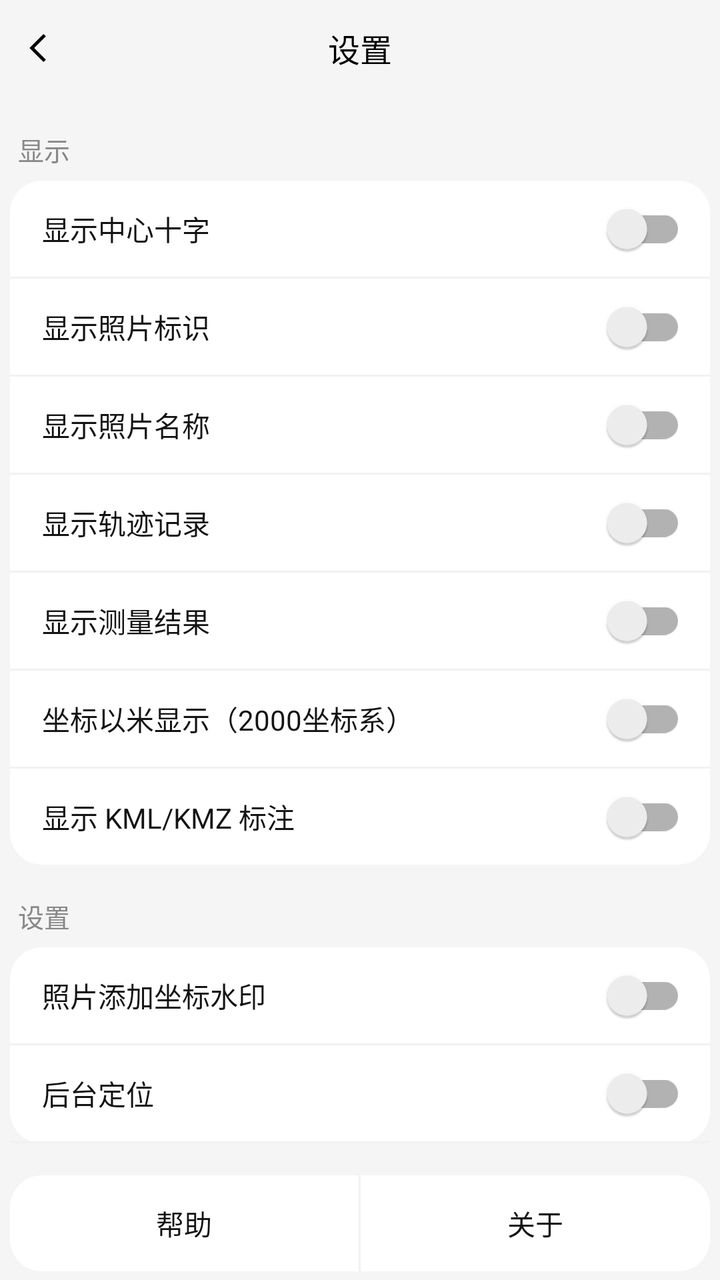
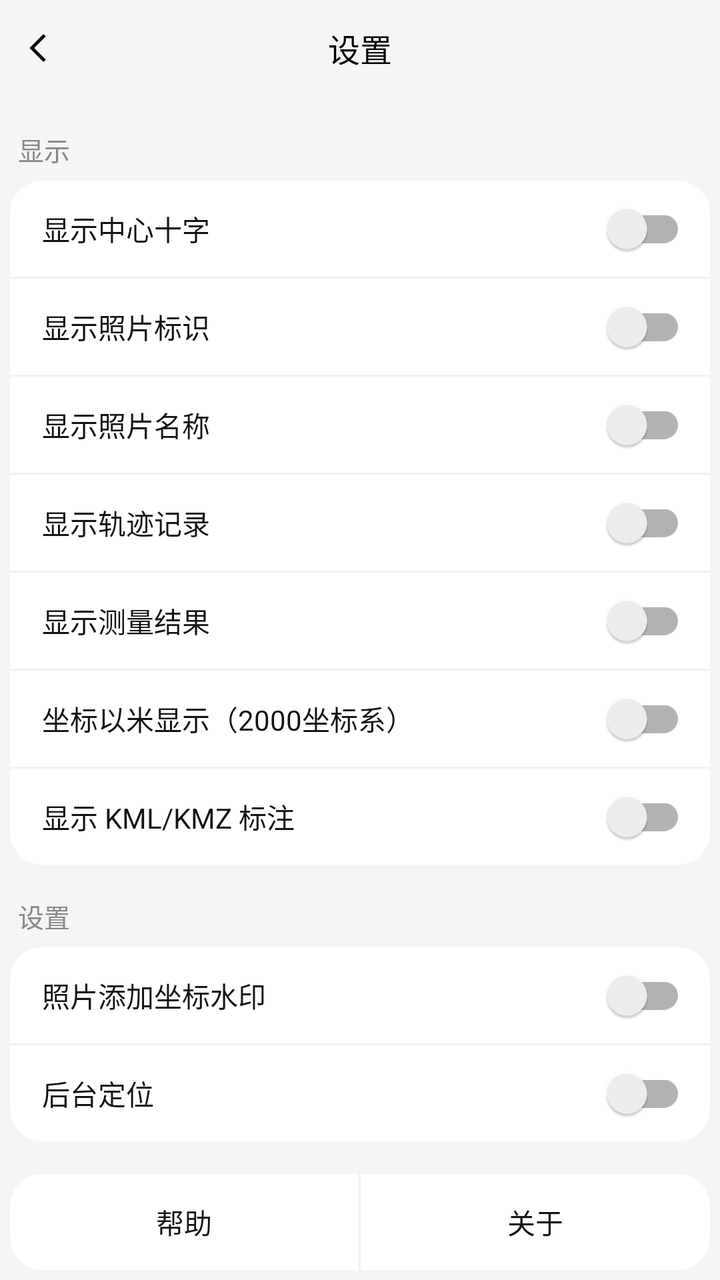

Two renders of the same Android screen: before a commit and after it. Below are the layout's source before the change and the commit's diff.
<!-- AndroidManifest.xml: application theme Theme.MobileMap -->
<!-- res/layout/activity_settings.xml -->
<?xml version="1.0" encoding="utf-8"?>
<LinearLayout xmlns:android="http://schemas.android.com/apk/res/android"
    android:layout_width="match_parent"
    android:layout_height="match_parent"
    android:background="@color/activity_background"
    android:orientation="vertical">

    <RelativeLayout
        android:layout_width="match_parent"
        android:layout_height="48dp"
        android:background="@color/activity_background"
        android:paddingStart="8dp"
        android:paddingEnd="8dp">

        <ImageView
            android:id="@+id/set_iv_back"
            android:layout_width="@dimen/activity_back_image_size"
            android:layout_height="@dimen/activity_back_image_size"
            android:layout_centerVertical="true"
            android:padding="2dp"
            android:src="@drawable/ic_left_arrow_black" />

        <TextView
            android:layout_width="wrap_content"
            android:layout_height="wrap_content"
            android:layout_centerInParent="true"
            android:text="@string/settings_title"
            android:textColor="@color/black"
            android:textSize="@dimen/activity_title_text_size"/>
    </RelativeLayout>


    <ScrollView
        android:layout_width="match_parent"
        android:layout_height="match_parent"
        android:fillViewport="true"
        android:scrollbars="none">

        <LinearLayout
            android:layout_width="match_parent"
            android:layout_height="match_parent"
            android:orientation="vertical"
            android:padding="@dimen/activity_padding_size">


            
            <TextView
                android:layout_width="wrap_content"
                android:layout_height="wrap_content"
                android:layout_marginTop="12dp"
                android:paddingStart="4dp"
                android:text="@string/settings_group_display"
                android:textColor="#888888"
                android:textSize="13sp"/>

            <LinearLayout
                android:layout_width="match_parent"
                android:layout_height="wrap_content"
                android:layout_marginTop="6dp"
                android:background="@drawable/bg_settings_group"
                android:orientation="vertical">

                
                <LinearLayout
                    android:layout_width="match_parent"
                    android:layout_height="48dp"
                    android:gravity="center_vertical"
                    android:orientation="horizontal"
                    android:paddingStart="16dp"
                    android:paddingEnd="12dp">

                    <TextView
                        android:layout_width="0dp"
                        android:layout_height="wrap_content"
                        android:layout_weight="1"
                        android:maxLines="1"
                        android:ellipsize="end"
                        android:text="@string/settings_center_cross"
                        android:textColor="#131313"
                        android:textSize="@dimen/activity_item_text_size"/>

                    <androidx.appcompat.widget.SwitchCompat
                        android:id="@+id/set_switch_cross"
                        android:layout_width="wrap_content"
                        android:layout_height="wrap_content"/>
                </LinearLayout>

                <View android:layout_width="match_parent" android:layout_height="1dp" android:background="#F1F1F1" />

                
                <LinearLayout
                    android:layout_width="match_parent"
                    android:layout_height="48dp"
                    android:gravity="center_vertical"
                    android:orientation="horizontal"
                    android:paddingStart="16dp"
                    android:paddingEnd="12dp">

                    <TextView
                        android:layout_width="0dp"
                        android:layout_height="wrap_content"
                        android:layout_weight="1"
                        android:maxLines="1"
                        android:ellipsize="end"
                        android:text="@string/settings_show_media_layer"
                        android:textColor="#131313"
                        android:textSize="@dimen/activity_item_text_size"/>

                    <androidx.appcompat.widget.SwitchCompat
                        android:id="@+id/set_switch_media_layer"
                        android:layout_width="wrap_content"
                        android:layout_height="wrap_content"/>
                </LinearLayout>

                <View android:layout_width="match_parent" android:layout_height="1dp" android:background="#F1F1F1" />

                
                <LinearLayout
                    android:layout_width="match_parent"
                    android:layout_height="48dp"
                    android:gravity="center_vertical"
                    android:orientation="horizontal"
                    android:paddingStart="16dp"
                    android:paddingEnd="12dp">

                    <TextView
                        android:layout_width="0dp"
                        android:layout_height="wrap_content"
                        android:layout_weight="1"
                        android:maxLines="1"
                        android:ellipsize="end"
                        android:text="@string/settings_show_photo_name"
                        android:textColor="#131313"
                        android:textSize="@dimen/activity_item_text_size"/>

                    <androidx.appcompat.widget.SwitchCompat
                        android:id="@+id/set_switch_photo_name"
                        android:layout_width="wrap_content"
                        android:layout_height="wrap_content"/>
                </LinearLayout>

                <View android:layout_width="match_parent" android:layout_height="1dp" android:background="#F1F1F1" />

                
                <LinearLayout
                    android:layout_width="match_parent"
                    android:layout_height="48dp"
                    android:gravity="center_vertical"
                    android:orientation="horizontal"
                    android:paddingStart="16dp"
                    android:paddingEnd="12dp">

                    <TextView
                        android:layout_width="0dp"
                        android:layout_height="wrap_content"
                        android:layout_weight="1"
                        android:maxLines="1"
                        android:ellipsize="end"
                        android:text="@string/settings_show_track_layer"
                        android:textColor="#131313"
                        android:textSize="@dimen/activity_item_text_size"/>

                    <androidx.appcompat.widget.SwitchCompat
                        android:id="@+id/set_switch_track_layer"
                        android:layout_width="wrap_content"
                        android:layout_height="wrap_content"/>
                </LinearLayout>

                <View android:layout_width="match_parent" android:layout_height="1dp" android:background="#F1F1F1" />

                
                <LinearLayout
                    android:layout_width="match_parent"
                    android:layout_height="48dp"
                    android:gravity="center_vertical"
                    android:orientation="horizontal"
                    android:paddingStart="16dp"
                    android:paddingEnd="12dp">

                    <TextView
                        android:layout_width="0dp"
                        android:layout_height="wrap_content"
                        android:layout_weight="1"
                        android:maxLines="1"
                        android:ellipsize="end"
                        android:text="@string/settings_show_measure_layer"
                        android:textColor="#131313"
                        android:textSize="@dimen/activity_item_text_size"/>

                    <androidx.appcompat.widget.SwitchCompat
                        android:id="@+id/set_switch_measure_layer"
                        android:layout_width="wrap_content"
                        android:layout_height="wrap_content"/>
                </LinearLayout>

                <View android:layout_width="match_parent" android:layout_height="1dp" android:background="#F1F1F1" />

                
                <LinearLayout
                    android:layout_width="match_parent"
                    android:layout_height="48dp"
                    android:gravity="center_vertical"
                    android:orientation="horizontal"
                    android:paddingStart="16dp"
                    android:paddingEnd="12dp">

                    <TextView
                        android:layout_width="0dp"
                        android:layout_height="wrap_content"
                        android:layout_weight="1"
                        android:maxLines="1"
                        android:ellipsize="end"
                        android:text="@string/settings_coord_display_meter"
                        android:textColor="#131313"
                        android:textSize="@dimen/activity_item_text_size"/>

                    <androidx.appcompat.widget.SwitchCompat
                        android:id="@+id/set_switch_coord_meter"
                        android:layout_width="wrap_content"
                        android:layout_height="wrap_content"/>
                </LinearLayout>

                <View android:layout_width="match_parent" android:layout_height="1dp" android:background="#F1F1F1" />

                
                <LinearLayout
                    android:layout_width="match_parent"
                    android:layout_height="48dp"
                    android:gravity="center_vertical"
                    android:orientation="horizontal"
                    android:paddingStart="16dp"
                    android:paddingEnd="12dp">

                    <TextView
                        android:layout_width="0dp"
                        android:layout_height="wrap_content"
                        android:layout_weight="1"
                        android:maxLines="1"
                        android:ellipsize="end"
                        android:text="@string/settings_kml_label"
                        android:textColor="#131313"
                        android:textSize="@dimen/activity_item_text_size"/>

                    <androidx.appcompat.widget.SwitchCompat
                        android:id="@+id/set_switch_kml_label"
                        android:layout_width="wrap_content"
                        android:layout_height="wrap_content"/>
                </LinearLayout>

            </LinearLayout>

            
            <TextView
                android:layout_width="wrap_content"
                android:layout_height="wrap_content"
                android:layout_marginTop="16dp"
                android:paddingStart="4dp"
                android:text="@string/settings_group_options"
                android:textColor="#888888"
                android:textSize="13sp"/>

            <LinearLayout
                android:layout_width="match_parent"
                android:layout_height="wrap_content"
                android:layout_marginTop="6dp"
                android:background="@drawable/bg_settings_group"
                android:orientation="vertical">

                
                <LinearLayout
                    android:layout_width="match_parent"
                    android:layout_height="48dp"
                    android:gravity="center_vertical"
                    android:orientation="horizontal"
                    android:paddingStart="16dp"
                    android:paddingEnd="12dp">

                    <TextView
                        android:layout_width="0dp"
                        android:layout_height="wrap_content"
                        android:layout_weight="1"
                        android:maxLines="1"
                        android:ellipsize="end"
                        android:text="@string/settings_photo_coordinate_watermark"
                        android:textColor="#131313"
                        android:textSize="@dimen/activity_item_text_size"/>

                    <androidx.appcompat.widget.SwitchCompat
                        android:id="@+id/set_switch_photo_watermark"
                        android:layout_width="wrap_content"
                        android:layout_height="wrap_content"/>
                </LinearLayout>

                <View android:layout_width="match_parent" android:layout_height="1dp" android:background="#F1F1F1" />

                
                <LinearLayout
                    android:layout_width="match_parent"
                    android:layout_height="48dp"
                    android:gravity="center_vertical"
                    android:orientation="horizontal"
                    android:paddingStart="16dp"
                    android:paddingEnd="12dp">

                    <TextView
                        android:layout_width="0dp"
                        android:layout_height="wrap_content"
                        android:layout_weight="1"
                        android:maxLines="1"
                        android:ellipsize="end"
                        android:text="@string/settings_background_location"
                        android:textColor="#131313"
                        android:textSize="@dimen/activity_item_text_size"/>

                    <androidx.appcompat.widget.SwitchCompat
                        android:id="@+id/set_switch_background_location"
                        android:layout_width="wrap_content"
                        android:layout_height="wrap_content"/>
                </LinearLayout>

                <View android:layout_width="match_parent" android:layout_height="1dp" android:background="#F1F1F1"/>

                
                <LinearLayout
                    android:layout_width="match_parent"
                    android:layout_height="48dp"
                    android:gravity="center_vertical"
                    android:orientation="horizontal"
                    android:paddingStart="16dp"
                    android:paddingEnd="12dp"
                    android:visibility="gone">

                    <TextView
                        android:layout_width="0dp"
                        android:layout_height="wrap_content"
                        android:layout_weight="1"
                        android:maxLines="1"
                        android:ellipsize="end"
                        android:text="@string/settings_shp_use_gdal"
                        android:textColor="#131313"
                        android:textSize="@dimen/activity_item_text_size"
                        />

                    <androidx.appcompat.widget.SwitchCompat
                        android:id="@+id/set_switch_shp_gdal"
                        android:layout_width="wrap_content"
                        android:layout_height="wrap_content"/>
                </LinearLayout>

            </LinearLayout>

            
            <View
                android:layout_width="match_parent"
                android:layout_height="0dp"
                android:layout_weight="1"/>

            
            <LinearLayout
                android:layout_width="match_parent"
                android:layout_height="wrap_content"
                android:layout_marginTop="16dp"
                android:background="@drawable/bg_settings_group"
                android:orientation="horizontal">

                
                <RelativeLayout
                    android:id="@+id/set_row_help"
                    android:layout_width="0dp"
                    android:layout_height="48dp"
                    android:layout_weight="1">

                    <TextView
                        android:layout_width="wrap_content"
                        android:layout_height="wrap_content"
                        android:layout_centerInParent="true"
                        android:text="@string/settings_help"
                        android:textColor="#131313"
                        android:textSize="@dimen/activity_item_text_size"/>

                </RelativeLayout>

                <View android:layout_width="1dp" android:layout_height="match_parent" android:background="#F1F1F1"/>

                <RelativeLayout
                    android:id="@+id/set_row_about"
                    android:layout_width="0dp"
                    android:layout_height="48dp"
                    android:layout_weight="1">

                    <TextView
                        android:layout_width="wrap_content"
                        android:layout_height="wrap_content"
                        android:layout_centerInParent="true"
                        android:text="@string/settings_personal_info_list"
                        android:textColor="#131313"
                        android:textSize="@dimen/activity_item_text_size"/>

                </RelativeLayout>
            </LinearLayout>
        </LinearLayout>
    </ScrollView>

</LinearLayout>
<!-- resources referenced by this layout -->
<resources>
  <color name="activity_background">#F5F5F5</color>
  <color name="black">#FF000000</color>
  <dimen name="activity_back_image_size">24dp</dimen>
  <dimen name="activity_item_text_size">14sp</dimen>
  <dimen name="activity_padding_size">5dp</dimen>
  <dimen name="activity_title_text_size">16sp</dimen>
  <!-- drawable bg_settings_group (drawable) -->
  <?xml version="1.0" encoding="utf-8"?>
  <shape xmlns:android="http://schemas.android.com/apk/res/android" android:shape="rectangle">
      <solid android:color="#FFFFFF" />
      <corners android:radius="16dp" />
  </shape>
  <!-- drawable ic_left_arrow_black (drawable) -->
  <?xml version="1.0" encoding="utf-8"?>
  <vector xmlns:android="http://schemas.android.com/apk/res/android"
      android:width="24dp"
      android:height="24dp"
      android:viewportWidth="24"
      android:viewportHeight="24">
      <path
          android:fillColor="#000000"
          android:pathData="M15.5,5L8.5,12L15.5,19L14.1,20.4L5.7,12L14.1,3.6Z" />
  </vector>
  <string name="settings_background_location">后台定位</string>
  <string name="settings_center_cross">显示中心十字</string>
  <string name="settings_coord_display_meter">坐标以米显示（2000坐标系）</string>
  <string name="settings_group_display">显示</string>
  <string name="settings_group_options">设置</string>
  <string name="settings_help">帮助</string>
  <string name="settings_kml_label">显示 KML/KMZ 标注</string>
  <string name="settings_personal_info_list">关于</string>
  <string name="settings_photo_coordinate_watermark">照片添加坐标水印</string>
  <string name="settings_show_measure_layer">显示测量结果</string>
  <string name="settings_show_media_layer">显示照片标识</string>
  <string name="settings_show_photo_name">显示照片名称</string>
  <string name="settings_show_track_layer">显示轨迹记录</string>
  <string name="settings_shp_use_gdal">shp 使用 GDAL 读取（关闭则走 WorldWind 原生）</string>
  <string name="settings_title">设置</string>
  <style name="Theme.MobileMap" parent="Theme.MaterialComponents.DayNight.DarkActionBar">
          
          <item name="colorPrimary">@color/purple_500</item>
          <item name="colorPrimaryVariant">@color/purple_700</item>
          <item name="colorOnPrimary">@color/white</item>
          
          <item name="colorSecondary">@color/teal_200</item>
          <item name="colorSecondaryVariant">@color/teal_700</item>
          <item name="colorOnSecondary">@color/black</item>
          
          <item name="android:statusBarColor">?attr/colorPrimaryVariant</item>
          
      </style>
  <color name="purple_500">#FF6200EE</color>
  <color name="purple_700">#FF3700B3</color>
  <color name="white">#FFFFFFFF</color>
  <color name="teal_200">#FF03DAC5</color>
  <color name="teal_700">#FF018786</color>
</resources>

<!-- the commit's change to res/layout/activity_settings.xml (unified diff, before → after) -->
@@ -318,35 +318,6 @@
                         android:layout_height="wrap_content"/>
                 </LinearLayout>
 
-                <View android:layout_width="match_parent" android:layout_height="1dp" android:background="#F1F1F1"/>
-
-                
-                <LinearLayout
-                    android:layout_width="match_parent"
-                    android:layout_height="48dp"
-                    android:gravity="center_vertical"
-                    android:orientation="horizontal"
-                    android:paddingStart="16dp"
-                    android:paddingEnd="12dp"
-                    android:visibility="gone">
-
-                    <TextView
-                        android:layout_width="0dp"
-                        android:layout_height="wrap_content"
-                        android:layout_weight="1"
-                        android:maxLines="1"
-                        android:ellipsize="end"
-                        android:text="@string/settings_shp_use_gdal"
-                        android:textColor="#131313"
-                        android:textSize="@dimen/activity_item_text_size"
-                        />
-
-                    <androidx.appcompat.widget.SwitchCompat
-                        android:id="@+id/set_switch_shp_gdal"
-                        android:layout_width="wrap_content"
-                        android:layout_height="wrap_content"/>
-                </LinearLayout>
-
             </LinearLayout>
 
             
<!-- resource entries referenced after the edit -->
@@ -36,7 +36,6 @@
   <string name="settings_show_media_layer">显示照片标识</string>
   <string name="settings_show_photo_name">显示照片名称</string>
   <string name="settings_show_track_layer">显示轨迹记录</string>
-  <string name="settings_shp_use_gdal">shp 使用 GDAL 读取（关闭则走 WorldWind 原生）</string>
   <string name="settings_title">设置</string>
   <style name="Theme.MobileMap" parent="Theme.MaterialComponents.DayNight.DarkActionBar">
           
